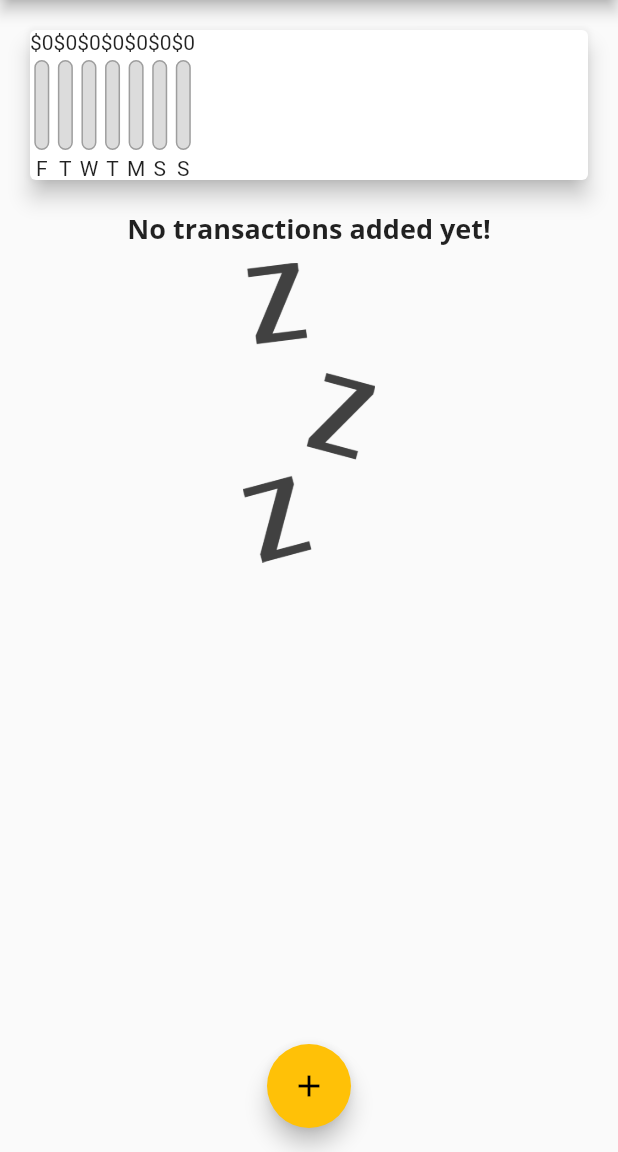
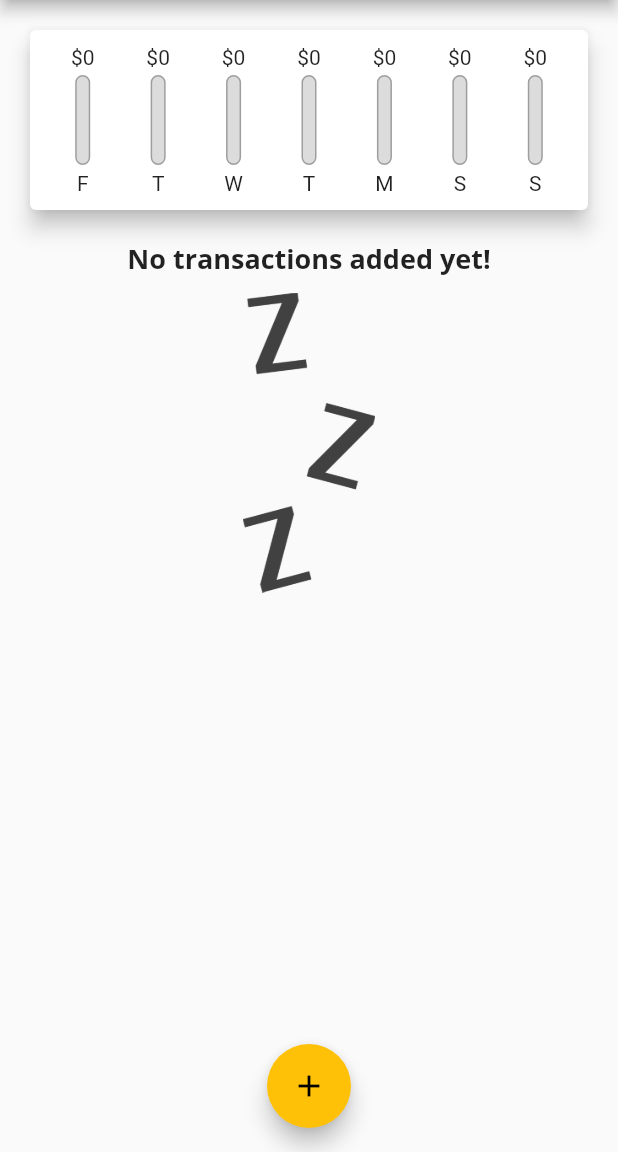
Before and after one commit to w9wen/personal_expenses_app, a Flutter app: the screen it shows after launch, on a phone screen of 412 x 824 dp, the part 84-1236 px from its top. Run offline on Flutter 3.47's test engine with Material 2 defaults, Android fonts, the phone set to English and light mode, and no system bars.

Commit message:
lamp($APP) Finishing the Chart Bars.

```diff
--- a/lib/widgets/chart.dart
+++ b/lib/widgets/chart.dart
@@ -46,18 +46,25 @@ class Chart extends StatelessWidget {
     return Card(
       elevation: 6,
       margin: EdgeInsets.all(20),
+      child: Padding(
+        padding: EdgeInsets.all(10),
         child: Row(
+          mainAxisAlignment: MainAxisAlignment.spaceAround,
           children: groupedTransactionValues.map((e) {
             // return Text("test");
             // return Text("${e["day"]} : ${e["amount"]}");
-          return CartBar(
+            return Flexible(
+              fit: FlexFit.tight,
+              child: CartBar(
                 spendingAmount: e["amount"] as double,
                 label: e["day"].toString(),
                 spendingPctOfTotal: totalSpending == 0.0
                     ? 0.0
                     : (e["amount"] as double) / totalSpending,
+              ),
             );
           }).toList(),
+        ),
       ),
     );
   }
--- a/lib/widgets/chart_bar.dart
+++ b/lib/widgets/chart_bar.dart
@@ -13,7 +13,9 @@ class CartBar extends StatelessWidget {
   Widget build(BuildContext context) {
     return Column(
       children: [
-        Text("\$${spendingAmount?.toStringAsFixed(0)}"),
+        FittedBox(
+          child: Text("\$${spendingAmount?.toStringAsFixed(0)}"),
+        ),
         SizedBox(
           height: 4,
         ),
```
Lines whose indentation alone changed are shown as unchanged.
